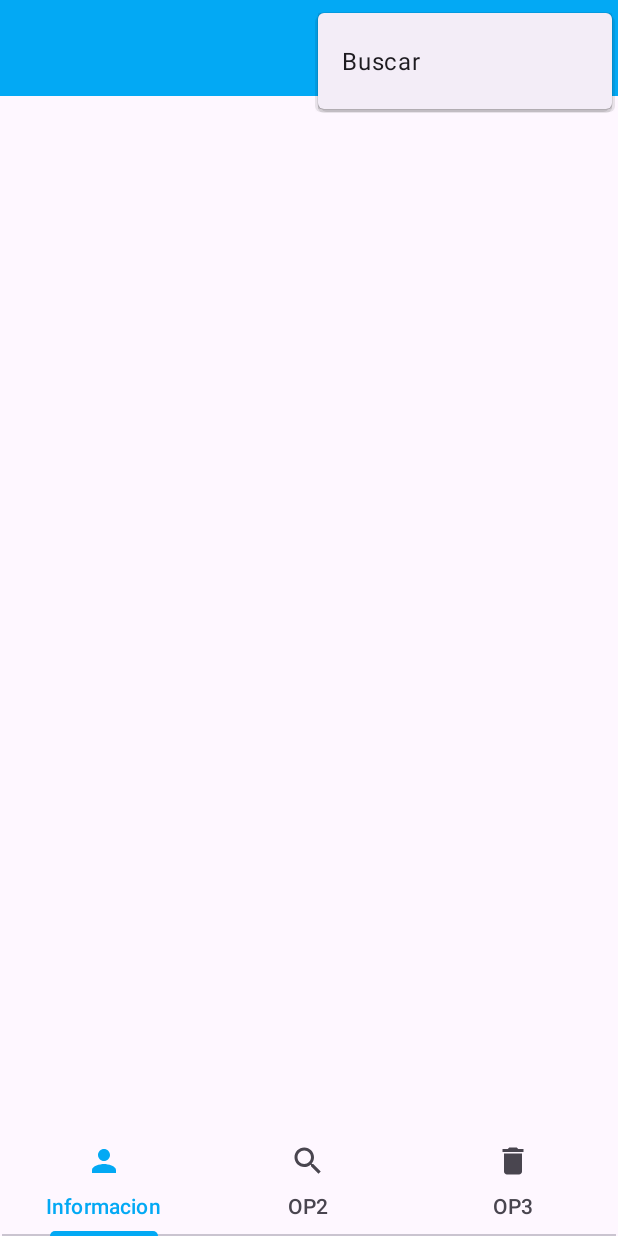
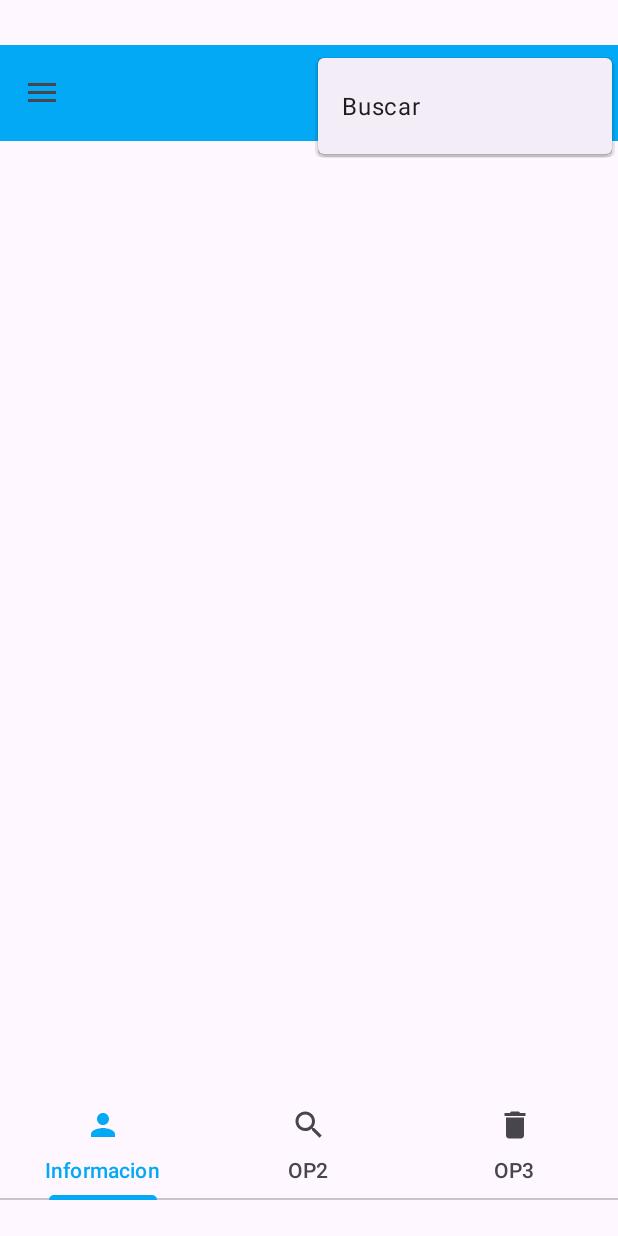
Before and after one commit to yiyo87/task_el_cedro, an Android app: the principal1 screen opened directly, with no data from a screen before it, with the options menu open, on a phone screen of 412 x 824 dp. Run offline under Robolectric (Android 15) with nearby library versions, the phone set to English and light mode, and no system bars.

Commit message:
logre implementar tanto el toolbar como el bottombar que es el menu de abajo y un menu lateral me falta colocar dentro de ellos los fargmentos para ir colocando cosas dentro de

```diff
--- a/app/src/main/AndroidManifest.xml
+++ b/app/src/main/AndroidManifest.xml
@@ -12,6 +12,9 @@
         android:supportsRtl="true"
         android:theme="@style/Theme.TaskElCedro"
         tools:targetApi="31">
+        <activity
+            android:name=".mainprincipal"
+            android:exported="false" />
         <activity
             android:name=".formularioCliente"
             android:exported="false" />
--- a/app/src/main/java/com/example/taskelcedro/MainActivity.java
+++ b/app/src/main/java/com/example/taskelcedro/MainActivity.java
@@ -1,11 +1,8 @@
 package com.example.taskelcedro;
 
 import android.content.Intent;
-import android.content.SharedPreferences;
 import android.os.Bundle;
-import android.preference.PreferenceManager;
 import android.view.View;
-import android.widget.CheckBox;
 import android.widget.EditText;
 import android.widget.Toast;
 
@@ -23,7 +20,7 @@ public class MainActivity extends AppCompatActivity {
         super.onCreate(savedInstanceState);
         EdgeToEdge.enable(this);
         setContentView(R.layout.activity_main);
-        ViewCompat.setOnApplyWindowInsetsListener(findViewById(R.id.main), (v, insets) -> {
+        ViewCompat.setOnApplyWindowInsetsListener(findViewById(R.id.principal), (v, insets) -> {
             Insets systemBars = insets.getInsets(WindowInsetsCompat.Type.systemBars());
             v.setPadding(systemBars.left, systemBars.top, systemBars.right, systemBars.bottom);
             return insets;
--- a/app/src/main/java/com/example/taskelcedro/OlvidarCuenta.java
+++ b/app/src/main/java/com/example/taskelcedro/OlvidarCuenta.java
@@ -15,7 +15,7 @@ public class OlvidarCuenta extends AppCompatActivity {
         super.onCreate(savedInstanceState);
         EdgeToEdge.enable(this);
         setContentView(R.layout.activity_olvidar_cuenta);
-        ViewCompat.setOnApplyWindowInsetsListener(findViewById(R.id.main), (v, insets) -> {
+        ViewCompat.setOnApplyWindowInsetsListener(findViewById(R.id.principal), (v, insets) -> {
             Insets systemBars = insets.getInsets(WindowInsetsCompat.Type.systemBars());
             v.setPadding(systemBars.left, systemBars.top, systemBars.right, systemBars.bottom);
             return insets;
--- a/app/src/main/java/com/example/taskelcedro/RegistrarCuenta.java
+++ b/app/src/main/java/com/example/taskelcedro/RegistrarCuenta.java
@@ -18,7 +18,7 @@ public class RegistrarCuenta extends AppCompatActivity {
         super.onCreate(savedInstanceState);
         EdgeToEdge.enable(this);
         setContentView(R.layout.activity_registrar_cuenta);
-        ViewCompat.setOnApplyWindowInsetsListener(findViewById(R.id.main), (v, insets) -> {
+        ViewCompat.setOnApplyWindowInsetsListener(findViewById(R.id.principal), (v, insets) -> {
             Insets systemBars = insets.getInsets(WindowInsetsCompat.Type.systemBars());
             v.setPadding(systemBars.left, systemBars.top, systemBars.right, systemBars.bottom);
             return insets;
--- a/app/src/main/java/com/example/taskelcedro/formularioCliente.java
+++ b/app/src/main/java/com/example/taskelcedro/formularioCliente.java
@@ -21,7 +21,7 @@ public class formularioCliente extends AppCompatActivity {
         super.onCreate(savedInstanceState);
         EdgeToEdge.enable(this);
         setContentView(R.layout.activity_formulario_cliente);
-        ViewCompat.setOnApplyWindowInsetsListener(findViewById(R.id.main), (v, insets) -> {
+        ViewCompat.setOnApplyWindowInsetsListener(findViewById(R.id.principal), (v, insets) -> {
             Insets systemBars = insets.getInsets(WindowInsetsCompat.Type.systemBars());
             v.setPadding(systemBars.left, systemBars.top, systemBars.right, systemBars.bottom);
             return insets;
--- a/app/src/main/java/com/example/taskelcedro/formularioEmpresa.java
+++ b/app/src/main/java/com/example/taskelcedro/formularioEmpresa.java
@@ -19,7 +19,7 @@ public class formularioEmpresa extends AppCompatActivity {
         super.onCreate(savedInstanceState);
         EdgeToEdge.enable(this);
         setContentView(R.layout.activity_formulario_empresa);
-        ViewCompat.setOnApplyWindowInsetsListener(findViewById(R.id.main), (v, insets) -> {
+        ViewCompat.setOnApplyWindowInsetsListener(findViewById(R.id.principal), (v, insets) -> {
             Insets systemBars = insets.getInsets(WindowInsetsCompat.Type.systemBars());
             v.setPadding(systemBars.left, systemBars.top, systemBars.right, systemBars.bottom);
             return insets;
--- a/app/src/main/java/com/example/taskelcedro/principal1.java
+++ b/app/src/main/java/com/example/taskelcedro/principal1.java
@@ -1,20 +1,25 @@
 package com.example.taskelcedro;
 
 import android.os.Bundle;
+import android.view.Gravity;
 import android.view.Menu;
 import android.view.MenuItem;
+import android.view.View;
 import android.widget.Toast;
 
 
 import androidx.activity.EdgeToEdge;
 import androidx.annotation.NonNull;
+import androidx.appcompat.app.ActionBarDrawerToggle;
 import androidx.appcompat.app.AppCompatActivity;
 import androidx.appcompat.widget.Toolbar;
 import androidx.core.graphics.Insets;
+import androidx.core.view.GravityCompat;
 import androidx.core.view.ViewCompat;
 import androidx.core.view.WindowInsetsCompat;
-import androidx.fragment.app.Fragment;
+import androidx.drawerlayout.widget.DrawerLayout;
 
+import com.google.android.material.navigation.NavigationView;
 import com.google.android.material.tabs.TabLayout;
 
 public class principal1 extends AppCompatActivity {
@@ -59,6 +64,9 @@ public class principal1 extends AppCompatActivity {
                         break;
 
                 }
+
+
+
             }
 
             @Override
@@ -71,8 +79,46 @@ public class principal1 extends AppCompatActivity {
                 //codificar cosas a ejecutar cuando un tab se vuelve a seleccionar
             }
         });
+        //incorporamos el menu lateral
+        NavigationView nav= (NavigationView) findViewById(R.id.nav);
+        nav.setNavigationItemSelectedListener(new NavigationView.OnNavigationItemSelectedListener() {
+            @Override
+            public boolean onNavigationItemSelected(@NonNull MenuItem item) {
+                //recuperar la opcion del menu
+                int id = item.getItemId();// recuperar el id de la opcion seleccionada
+                if (id == R.id.salir ){
+                    Toast.makeText(getApplicationContext(),"salir",Toast.LENGTH_SHORT).show();
+                }else if (id==R.id.buscar){
+                    Toast.makeText(getApplicationContext(),"buscar",Toast.LENGTH_SHORT).show();
+                    op2 op2 = new op2();
+                    getSupportFragmentManager().beginTransaction().replace(R.id.contenedor,op2).commit();
+                }
 
-        ViewCompat.setOnApplyWindowInsetsListener(findViewById(R.id.main), (v, insets) -> {
+                return false;
+            }
+        });
+        DrawerLayout dl= (DrawerLayout) findViewById(R.id.principal);
+        getSupportActionBar().setDisplayHomeAsUpEnabled(true);//hace que genere un boton para desplegar el menu
+        getSupportActionBar().setHomeButtonEnabled(true);//es para que exista el boton
+
+        ActionBarDrawerToggle toggle = new ActionBarDrawerToggle(this,dl,tb,R.string.abrir,R.string.cerrar);
+        dl.addDrawerListener(toggle);
+        toggle.syncState();
+
+        tb.setNavigationOnClickListener(new View.OnClickListener() {
+            @Override
+            public void onClick(View view) {
+                if (dl.isDrawerOpen(GravityCompat.START)){
+                    dl.closeDrawer(GravityCompat.START);
+                }else{
+                    dl.openDrawer((int) Gravity.START);
+                }
+
+
+            }
+        });
+
+        ViewCompat.setOnApplyWindowInsetsListener(findViewById(R.id.principal), (v, insets) -> {
             Insets systemBars = insets.getInsets(WindowInsetsCompat.Type.systemBars());
             v.setPadding(systemBars.left, systemBars.top, systemBars.right, systemBars.bottom);
             return insets;
--- a/app/src/main/res/layout/activity_formulario_cliente.xml
+++ b/app/src/main/res/layout/activity_formulario_cliente.xml
@@ -2,7 +2,7 @@
 <LinearLayout xmlns:android="http://schemas.android.com/apk/res/android"
     xmlns:app="http://schemas.android.com/apk/res-auto"
     xmlns:tools="http://schemas.android.com/tools"
-    android:id="@+id/main"
+    android:id="@+id/principal"
     android:layout_width="match_parent"
     android:layout_height="match_parent"
     android:layout_marginTop="10dp"
@@ -10,7 +10,7 @@
     tools:context=".formularioCliente">
 
     <LinearLayout
-        android:id="@+id/main"
+        android:id="@+id/principal"
         android:layout_width="match_parent"
         android:layout_height="match_parent"
         android:layout_marginTop="60dp"
--- a/app/src/main/res/layout/activity_formulario_empresa.xml
+++ b/app/src/main/res/layout/activity_formulario_empresa.xml
@@ -2,7 +2,7 @@
 <LinearLayout xmlns:android="http://schemas.android.com/apk/res/android"
     xmlns:app="http://schemas.android.com/apk/res-auto"
     xmlns:tools="http://schemas.android.com/tools"
-    android:id="@+id/main"
+    android:id="@+id/principal"
     android:layout_width="match_parent"
     android:layout_height="match_parent"
     android:orientation="vertical"
--- a/app/src/main/res/layout/activity_main.xml
+++ b/app/src/main/res/layout/activity_main.xml
@@ -2,7 +2,7 @@
 <androidx.constraintlayout.widget.ConstraintLayout xmlns:android="http://schemas.android.com/apk/res/android"
     xmlns:app="http://schemas.android.com/apk/res-auto"
     xmlns:tools="http://schemas.android.com/tools"
-    android:id="@+id/main"
+    android:id="@+id/principal"
     android:layout_width="match_parent"
     android:layout_height="match_parent"
     tools:context=".MainActivity">
--- a/app/src/main/res/layout/activity_olvidar_cuenta.xml
+++ b/app/src/main/res/layout/activity_olvidar_cuenta.xml
@@ -3,7 +3,7 @@
     xmlns:android="http://schemas.android.com/apk/res/android"
     xmlns:tools="http://schemas.android.com/tools"
     xmlns:app="http://schemas.android.com/apk/res-auto"
-    android:id="@+id/main"
+    android:id="@+id/principal"
     android:layout_width="match_parent"
     android:layout_height="match_parent"
     tools:context=".OlvidarCuenta">
--- a/app/src/main/res/layout/activity_principal1.xml
+++ b/app/src/main/res/layout/activity_principal1.xml
@@ -1,38 +1,59 @@
 <?xml version="1.0" encoding="utf-8"?>
-<androidx.constraintlayout.widget.ConstraintLayout xmlns:android="http://schemas.android.com/apk/res/android"
+<androidx.drawerlayout.widget.DrawerLayout xmlns:android="http://schemas.android.com/apk/res/android"
     xmlns:app="http://schemas.android.com/apk/res-auto"
     xmlns:tools="http://schemas.android.com/tools"
-    android:id="@+id/main"
+    android:id="@+id/principal"
     android:layout_width="match_parent"
     android:layout_height="match_parent"
     tools:context=".principal1">
 
-    <!-- Toolbar -->
-
-    <!-- BottomBar -->
-    <include
-        layout="@layout/toolbar1"
-        android:layout_width="wrap_content"
-        android:layout_height="wrap_content" />
+    <androidx.constraintlayout.widget.ConstraintLayout
+        android:layout_width="match_parent"
+        android:layout_height="match_parent">
 
         <include
             android:id="@+id/bottom_bar_include"
             layout="@layout/bottombar"
-        android:layout_width="409dp"
+            android:layout_width="0dp"
             android:layout_height="wrap_content"
+            android:layout_marginBottom="24dp"
             app:layout_constraintBottom_toBottomOf="parent"
             app:layout_constraintEnd_toEndOf="parent"
             app:layout_constraintHorizontal_bias="0.5"
             app:layout_constraintStart_toStartOf="parent" />
 
+        <include
+            android:id="@+id/toolbar_include"
+            layout="@layout/toolbar1"
+            android:layout_width="match_parent"
+            android:layout_height="wrap_content"
+            android:layout_marginTop="30dp"
+            app:layout_constraintEnd_toEndOf="parent"
+            app:layout_constraintHorizontal_bias="0.016"
+            app:layout_constraintStart_toStartOf="parent"
+            app:layout_constraintTop_toTopOf="parent" />
+
         <FrameLayout
             android:id="@+id/contenedor"
-        android:layout_width="412dp"
-        android:layout_height="583dp"
+            android:layout_width="match_parent"
+            android:layout_height="0dp"
+            app:layout_constraintTop_toBottomOf="@id/toolbar_include"
+            app:layout_constraintBottom_toTopOf="@id/bottom_bar_include"
             app:layout_constraintEnd_toEndOf="parent"
             app:layout_constraintStart_toStartOf="parent"
-        tools:layout_editor_absoluteY="72dp">
+            app:layout_constraintHorizontal_bias="0.5">
 
         </FrameLayout>
 
+
     </androidx.constraintlayout.widget.ConstraintLayout>
+
+    <com.google.android.material.navigation.NavigationView
+        android:id="@+id/nav"
+        android:layout_width="match_parent"
+        android:layout_height="match_parent"
+        android:layout_gravity="start"
+        app:headerLayout="@layout/header"
+        app:menu="@menu/menu2" />
+
+</androidx.drawerlayout.widget.DrawerLayout>
--- a/app/src/main/res/layout/activity_registrar_cuenta.xml
+++ b/app/src/main/res/layout/activity_registrar_cuenta.xml
@@ -2,7 +2,7 @@
 <LinearLayout xmlns:android="http://schemas.android.com/apk/res/android"
     xmlns:app="http://schemas.android.com/apk/res-auto"
     xmlns:tools="http://schemas.android.com/tools"
-    android:id="@+id/main"
+    android:id="@+id/principal"
     android:layout_width="match_parent"
     android:layout_height="match_parent"
     android:gravity="center"
--- /dev/null
+++ b/app/src/main/res/menu/menu2.xml
@@ -0,0 +1,10 @@
+<?xml version="1.0" encoding="utf-8"?>
+<menu xmlns:android="http://schemas.android.com/apk/res/android">
+
+    <item
+        android:id="@+id/salir"
+        android:title="@string/salir" />
+    <item
+        android:id="@+id/buscar"
+        android:title="@string/buscar" />
+</menu>
--- a/app/src/main/res/values/strings.xml
+++ b/app/src/main/res/values/strings.xml
@@ -26,6 +26,9 @@
     <string name="informacion">Informacion</string>
     <string name="botonbarop2">OP2</string>
     <string name="botonbarop3">OP3</string>
+    <string name="Task_el_Cedro">Task El Cedro</string>
+    <string name="abrir">abrir</string>
+    <string name="cerrar">cerrar</string>
     <!-- TODO: Remove or change this placeholder text -->
     <string name="hello_blank_fragment">Hello blank fragment</string>
 
```
Also changed, not shown: app/src/main/res/layout/header.xml (added, +28 -0 lines). Lines whose indentation alone changed are shown as unchanged.
